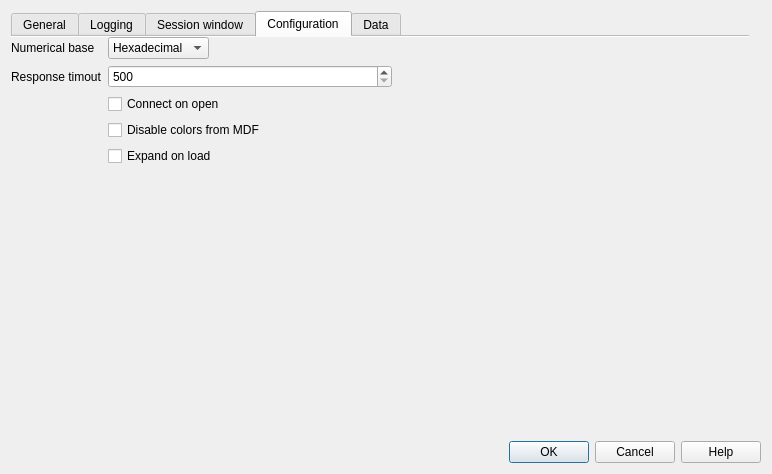
First picture: the form in src/cdlgmainsettings.ui, repository grodansparadis/vscp-works-qt, before the edit.
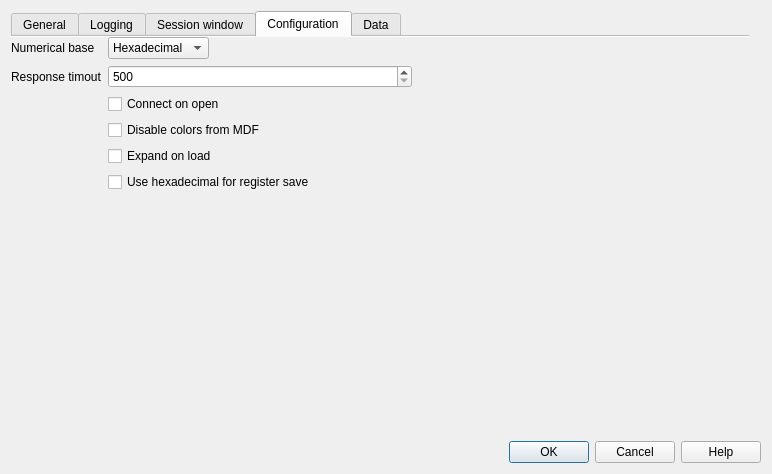
Second picture: the form after the edit. The open tabs and pages were chosen to show the change.

Commit message: config: JSON save (slected & all) of regs added

The edit to the form file:
```diff
--- a/src/cdlgmainsettings.ui
+++ b/src/cdlgmainsettings.ui
@@ -682,7 +682,7 @@
         <rect>
          <x>0</x>
          <y>0</y>
-         <width>381</width>
+         <width>401</width>
          <height>381</height>
         </rect>
        </property>
@@ -767,7 +767,7 @@
           </property>
          </widget>
         </item>
-        <item row="5" column="1">
+        <item row="6" column="1">
          <spacer name="verticalSpacer_4">
           <property name="orientation">
            <enum>Qt::Vertical</enum>
@@ -787,6 +787,13 @@
           </property>
          </widget>
         </item>
+        <item row="5" column="1">
+         <widget class="QCheckBox" name="chkUseHexForRegSave">
+          <property name="text">
+           <string>Use hexadecimal for register save</string>
+          </property>
+         </widget>
+        </item>
        </layout>
       </widget>
      </widget>
```
Left out of the diff: 2 changed lines with no effect on the pictures. The commit also changes 1 other file.
